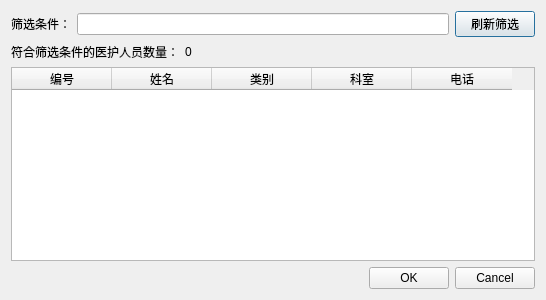
Above: PhysioMgr/PsmDlgDoctorSel.ui from yuylong/PhysioMgr before the change. Below: the same form after it.
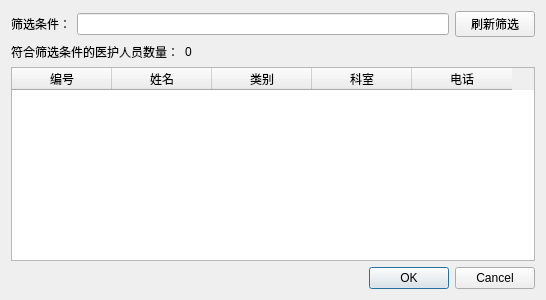
That is the form after the change.

Commit message: 优化医护人员选择操作。

```diff
--- a/PhysioMgr/PsmDlgDoctorSel.ui
+++ b/PhysioMgr/PsmDlgDoctorSel.ui
@@ -31,12 +31,6 @@
        <property name="text">
         <string>刷新筛选</string>
        </property>
-       <property name="autoDefault">
-        <bool>false</bool>
-       </property>
-       <property name="default">
-        <bool>true</bool>
-       </property>
       </widget>
      </item>
     </layout>
```
The commit also changes 2 other files.
